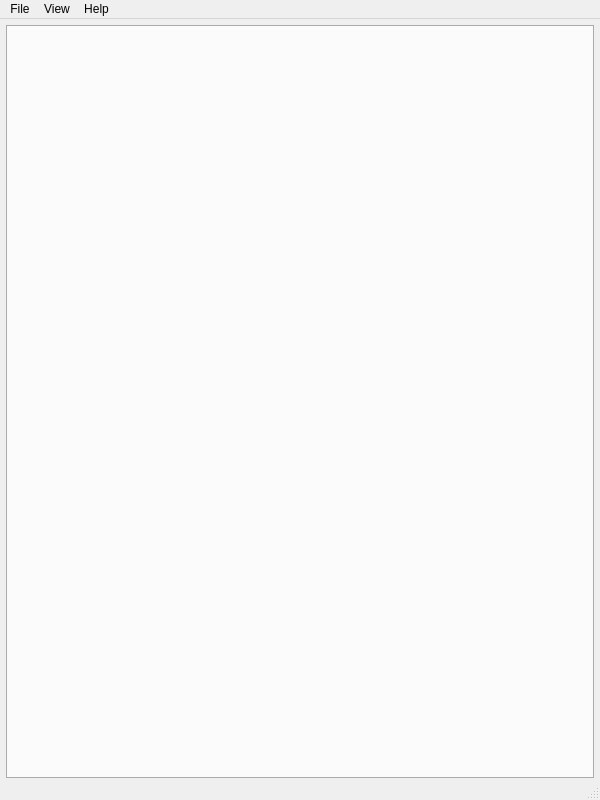
Qt form ui/main.ui (esynr3z/openocd-svd) before a commit.
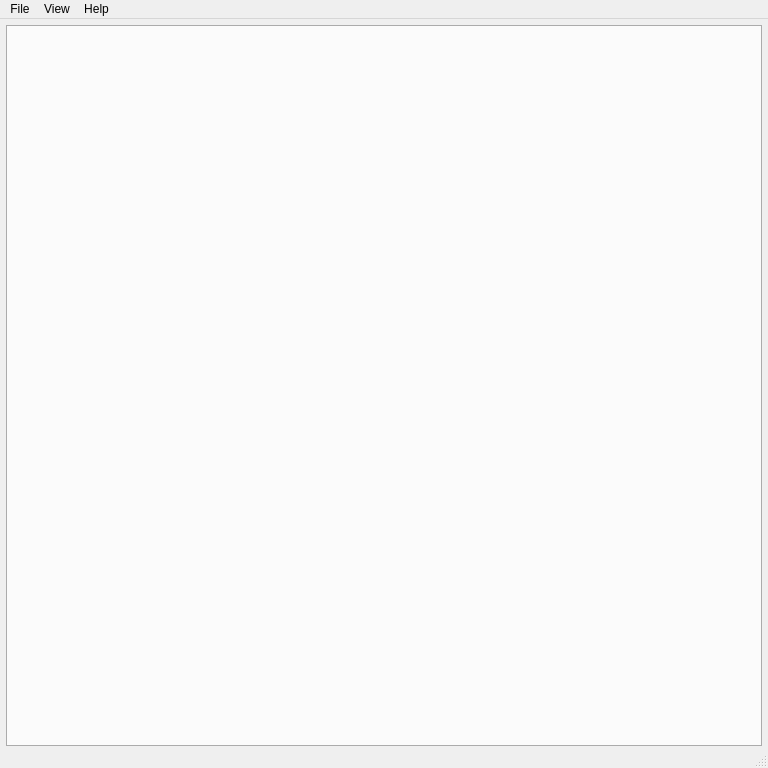
The same form after that commit.

Commit message: Add new edit fields for regs and fields

```diff
--- a/ui/main.ui
+++ b/ui/main.ui
@@ -12,8 +12,8 @@
    <rect>
     <x>0</x>
     <y>0</y>
-    <width>600</width>
-    <height>800</height>
+    <width>768</width>
+    <height>768</height>
    </rect>
   </property>
   <property name="sizePolicy">
@@ -99,7 +99,7 @@
     <rect>
      <x>0</x>
      <y>0</y>
-     <width>600</width>
+     <width>768</width>
      <height>28</height>
     </rect>
    </property>
```
Left out of the diff: 4 changed lines with no effect on the pictures. The commit also changes 2 other files.
